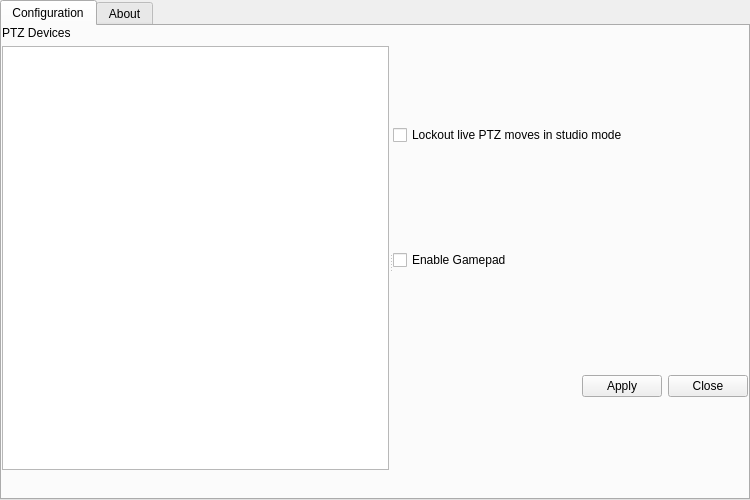
Qt form src/settings.ui (glikely/obs-ptz) before a commit.
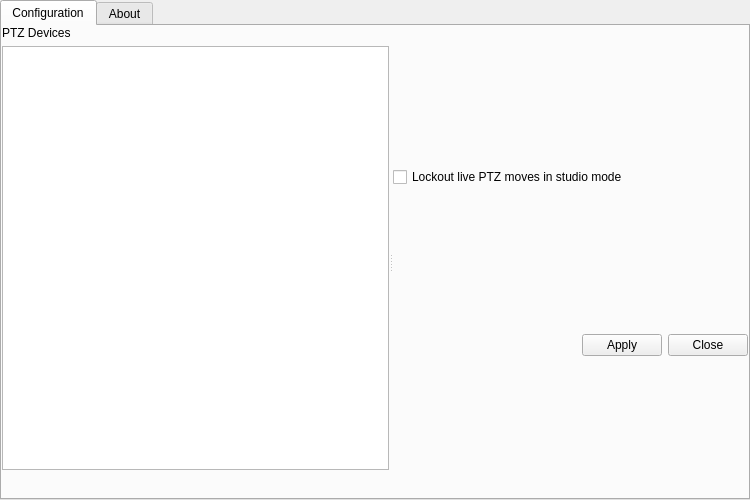
The same form after that commit.

Commit message:
Remove old gamepad support code
QGamepad is not supported in Qt6, and it didn't work anyway. Remove all
the gamepad support. It can be added back once there is a better
solution for connecting to joysticks and gamepads.

What changed in the file:
```diff
--- a/src/settings.ui
+++ b/src/settings.ui
@@ -156,13 +156,6 @@
              </property>
             </widget>
            </item>
-           <item>
-            <widget class="QCheckBox" name="gamepadCheckBox">
-             <property name="text">
-              <string>Enable Gamepad</string>
-             </property>
-            </widget>
-           </item>
            <item>
             <layout class="QHBoxLayout" name="horizontalLayout">
              <item>
```
The commit also changes 7 other files.
